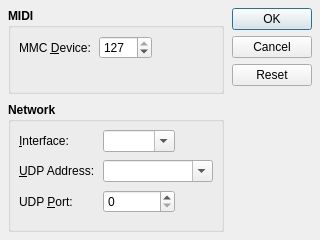
Qt form src/qmidictlOptionsForm.ui (rncbc/qmidictl) before a commit.
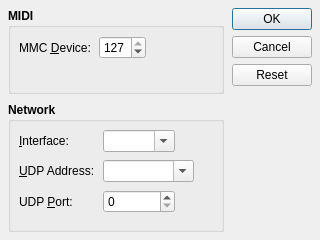
The same form after that commit. Icons and pictures are not drawn.

Commit message: - Simplify top-level windows and dialog uniform titles (FIX).

What changed in the file:
```diff
--- a/src/qmidictlOptionsForm.ui
+++ b/src/qmidictlOptionsForm.ui
@@ -103,7 +103,7 @@
             </property>
            </widget>
           </item>
-          <item row="1" column="0" colspan="3">
+          <item row="1" column="0" colspan="4">
            <spacer>
             <property name="orientation">
              <enum>Qt::Vertical</enum>
@@ -224,7 +224,7 @@
             </property>
            </widget>
           </item>
-          <item row="3" column="0" colspan="3">
+          <item row="3" column="0" colspan="4">
            <spacer>
             <property name="orientation">
              <enum>Qt::Vertical</enum>
```
The commit also changes 5 other files.
